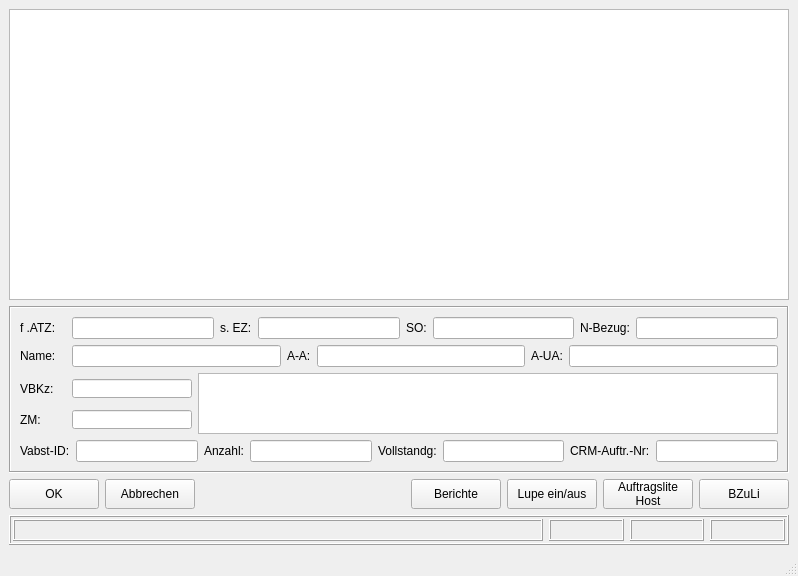
This is Smile/UI/auftragsliste.ui in DenisReznikov/Smile as Qt 5 draws it before an edit. The edited form follows.
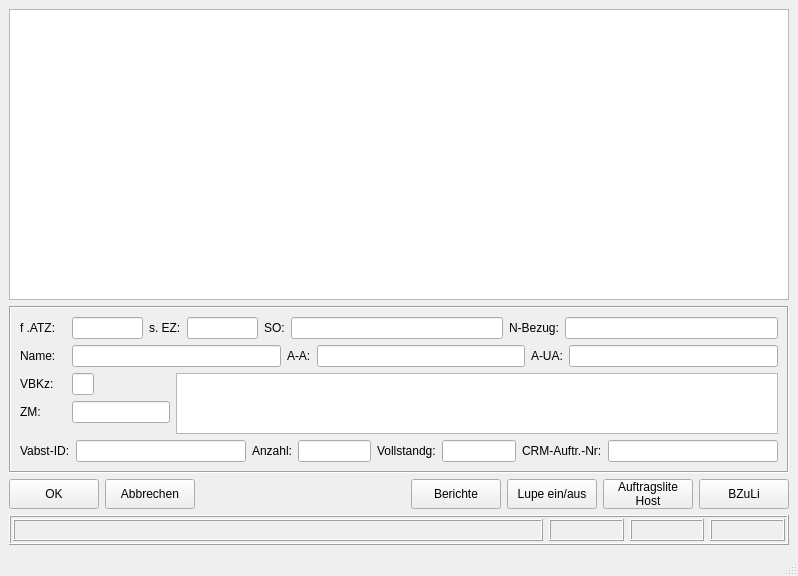
This is the edited form.

Patch:
```diff
--- a/Smile/UI/auftragsliste.ui
+++ b/Smile/UI/auftragsliste.ui
@@ -23,7 +23,7 @@
    <string>Auftragsliste</string>
   </property>
   <widget class="QWidget" name="centralwidget">
-   <layout class="QVBoxLayout" name="verticalLayout_2">
+   <layout class="QVBoxLayout" name="verticalLayout_2" stretch="10,5,0,0">
     <item>
      <widget class="QTableView" name="tableView">
       <property name="minimumSize">
@@ -69,7 +69,7 @@
       <property name="maximumSize">
        <size>
         <width>16777215</width>
-        <height>167</height>
+        <height>16777215</height>
        </size>
       </property>
       <property name="frameShape">
@@ -80,8 +80,8 @@
       </property>
       <layout class="QVBoxLayout" name="verticalLayout">
        <item>
-        <layout class="QHBoxLayout" name="horizontalLayout">
-         <item>
+        <layout class="QFormLayout" name="formLayout">
+         <item row="0" column="0">
           <widget class="QLabel" name="label">
            <property name="minimumSize">
             <size>
@@ -94,6 +94,8 @@
            </property>
           </widget>
          </item>
+         <item row="0" column="1">
+          <layout class="QHBoxLayout" name="horizontalLayout" stretch="1,0,1,0,3,0,3">
          <item>
           <widget class="QLineEdit" name="line_f_ATZ"/>
          </item>
@@ -129,9 +131,7 @@
          </item>
         </layout>
        </item>
-       <item>
-        <layout class="QHBoxLayout" name="horizontalLayout_4">
-         <item>
+         <item row="1" column="0">
           <widget class="QLabel" name="label_2">
            <property name="minimumSize">
             <size>
@@ -144,6 +144,8 @@
            </property>
           </widget>
          </item>
+         <item row="1" column="1">
+          <layout class="QHBoxLayout" name="horizontalLayout_2">
          <item>
           <widget class="QLineEdit" name="line_Name"/>
          </item>
@@ -177,24 +179,13 @@
          </item>
         </layout>
        </item>
-       <item>
-        <layout class="QHBoxLayout" name="horizontalLayout_2">
-         <item>
-          <layout class="QFormLayout" name="formLayout">
-           <item row="0" column="1">
-            <spacer name="verticalSpacer_2">
-             <property name="orientation">
-              <enum>Qt::Vertical</enum>
-             </property>
-             <property name="sizeHint" stdset="0">
-              <size>
-               <width>20</width>
-               <height>40</height>
-              </size>
-             </property>
-            </spacer>
-           </item>
-           <item row="1" column="0">
+        </layout>
+       </item>
+       <item>
+        <layout class="QHBoxLayout" name="horizontalLayout_6" stretch="1,4">
+         <item>
+          <layout class="QFormLayout" name="formLayout_2">
+           <item row="0" column="0">
             <widget class="QLabel" name="label_3">
              <property name="minimumSize">
               <size>
@@ -207,23 +198,34 @@
              </property>
             </widget>
            </item>
-           <item row="1" column="1">
-            <widget class="QLineEdit" name="line_VBKz"/>
-           </item>
-           <item row="2" column="1">
-            <spacer name="verticalSpacer">
+           <item row="0" column="1">
+            <layout class="QHBoxLayout" name="horizontalLayout_5" stretch="1,11">
+             <item>
+              <widget class="QLineEdit" name="line_VBKz">
+               <property name="minimumSize">
+                <size>
+                 <width>0</width>
+                 <height>20</height>
+                </size>
+               </property>
+              </widget>
+             </item>
+             <item>
+              <spacer name="horizontalSpacer">
              <property name="orientation">
-              <enum>Qt::Vertical</enum>
+                <enum>Qt::Horizontal</enum>
              </property>
              <property name="sizeHint" stdset="0">
               <size>
-               <width>20</width>
-               <height>40</height>
+                 <width>40</width>
+                 <height>20</height>
               </size>
              </property>
             </spacer>
            </item>
-           <item row="3" column="0">
+            </layout>
+           </item>
+           <item row="1" column="0">
             <widget class="QLabel" name="label_4">
              <property name="minimumSize">
               <size>
@@ -236,21 +238,15 @@
              </property>
             </widget>
            </item>
-           <item row="3" column="1">
-            <widget class="QLineEdit" name="line_ZM"/>
-           </item>
-           <item row="4" column="1">
-            <spacer name="verticalSpacer_3">
-             <property name="orientation">
-              <enum>Qt::Vertical</enum>
-             </property>
-             <property name="sizeHint" stdset="0">
+           <item row="1" column="1">
+            <widget class="QLineEdit" name="line_ZM">
+             <property name="minimumSize">
               <size>
-               <width>20</width>
-               <height>40</height>
+               <width>0</width>
+               <height>20</height>
               </size>
              </property>
-            </spacer>
+            </widget>
            </item>
           </layout>
          </item>
@@ -258,8 +254,8 @@
           <widget class="QPlainTextEdit" name="big_info">
            <property name="minimumSize">
             <size>
-             <width>580</width>
-             <height>60</height>
+             <width>0</width>
+             <height>0</height>
             </size>
            </property>
           </widget>
@@ -267,14 +263,16 @@
         </layout>
        </item>
        <item>
-        <layout class="QHBoxLayout" name="horizontalLayout_5">
-         <item>
+        <layout class="QFormLayout" name="formLayout_3">
+         <item row="0" column="0">
           <widget class="QLabel" name="label_5">
            <property name="text">
             <string>Vabst-ID:</string>
            </property>
           </widget>
          </item>
+         <item row="0" column="1">
+          <layout class="QHBoxLayout" name="horizontalLayout_4" stretch="7,0,3,0,3,0,7">
          <item>
           <widget class="QLineEdit" name="line_Vabst_ID"/>
          </item>
@@ -307,6 +305,8 @@
          </item>
          <item>
           <widget class="QLineEdit" name="line_CRM"/>
+           </item>
+          </layout>
          </item>
         </layout>
        </item>
```
Lines whose indentation alone changed are shown as unchanged.
